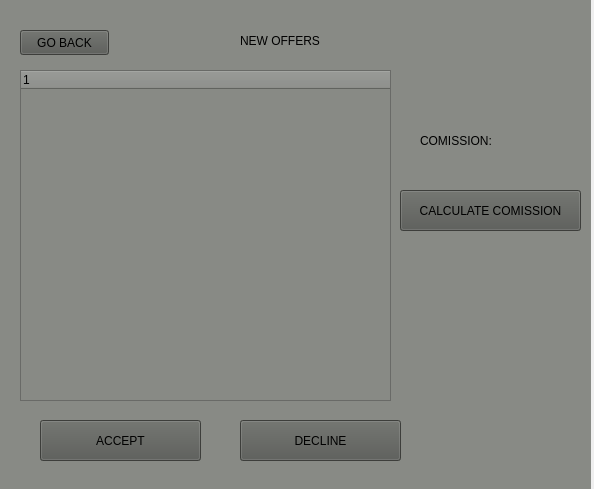
FratiaXd/SDI, file sdi_app/gui/menu_company.ui: the form before one commit.
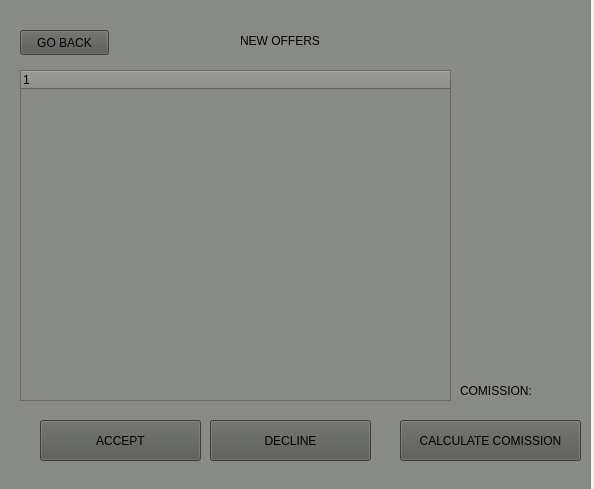
The form after the commit. The open tabs and pages were chosen to show the change.

Patch:
```diff
--- a/sdi_app/gui/menu_company.ui
+++ b/sdi_app/gui/menu_company.ui
@@ -155,7 +155,7 @@
       <rect>
        <x>20</x>
        <y>70</y>
-       <width>371</width>
+       <width>431</width>
        <height>331</height>
       </rect>
      </property>
@@ -169,7 +169,7 @@
      <property name="geometry">
       <rect>
        <x>400</x>
-       <y>190</y>
+       <y>420</y>
        <width>181</width>
        <height>41</height>
       </rect>
@@ -202,7 +202,7 @@
     <widget class="QPushButton" name="pushButton_12">
      <property name="geometry">
       <rect>
-       <x>240</x>
+       <x>210</x>
        <y>420</y>
        <width>161</width>
        <height>41</height>
@@ -219,8 +219,8 @@
     <widget class="QLabel" name="label_7">
      <property name="geometry">
       <rect>
-       <x>420</x>
-       <y>120</y>
+       <x>460</x>
+       <y>370</y>
        <width>131</width>
        <height>41</height>
       </rect>
```
Left out of the diff: 2 changed lines with no effect on the pictures.
